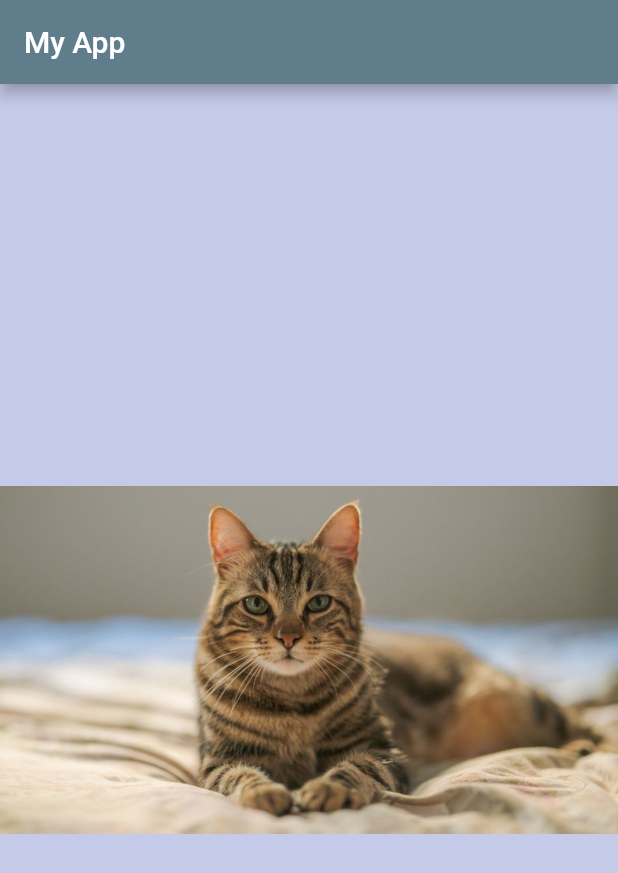
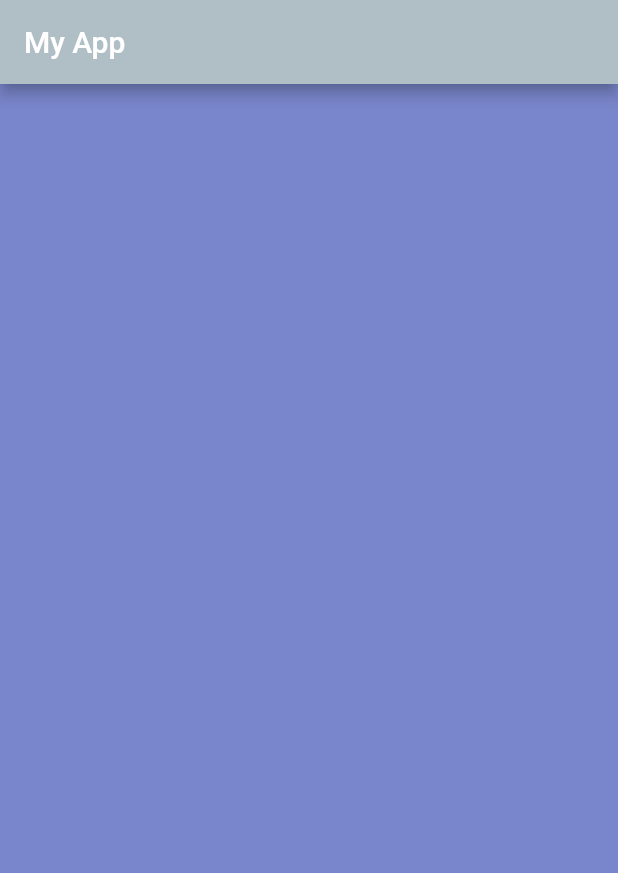
Before and after one commit to david7838/jessicaTeam_flutter_demo, a Flutter app: the screen it shows after launch, on a phone screen of 412 x 824 dp. Shown: the top 873 px of the screen. Run offline on Flutter 3.47's test engine with Material 2 defaults, Android fonts, the phone set to English and light mode, and no system bars.

```diff
--- a/lib/main.dart
+++ b/lib/main.dart
@@ -1,20 +1,22 @@
 import 'package:flutter/material.dart';
 
 void main() {
-  runApp(
-    MaterialApp(
+  runApp(const MyApp());
+}
+
+class MyApp extends StatelessWidget {
+  const MyApp({Key? key}) : super(key: key);
+
+  @override
+  Widget build(BuildContext context) {
+    return MaterialApp(
       home: Scaffold(
-        backgroundColor: Colors.indigo[100],
-        appBar: AppBar(
-          backgroundColor: Colors.blueGrey,
-          title: const Text('My App'),
-        ),
-        body: const Center(
-          child: Image(
-            image: AssetImage('images/cat_demo.jpeg'),
+          backgroundColor: Colors.indigo[300],
+          appBar: AppBar(
+            backgroundColor: Colors.blueGrey[200],
+            title: const Text('My App'),
           ),
-        ),
-      ),
-    ),
-  );
+          body: Container()),
+    );
+  }
 }
```
